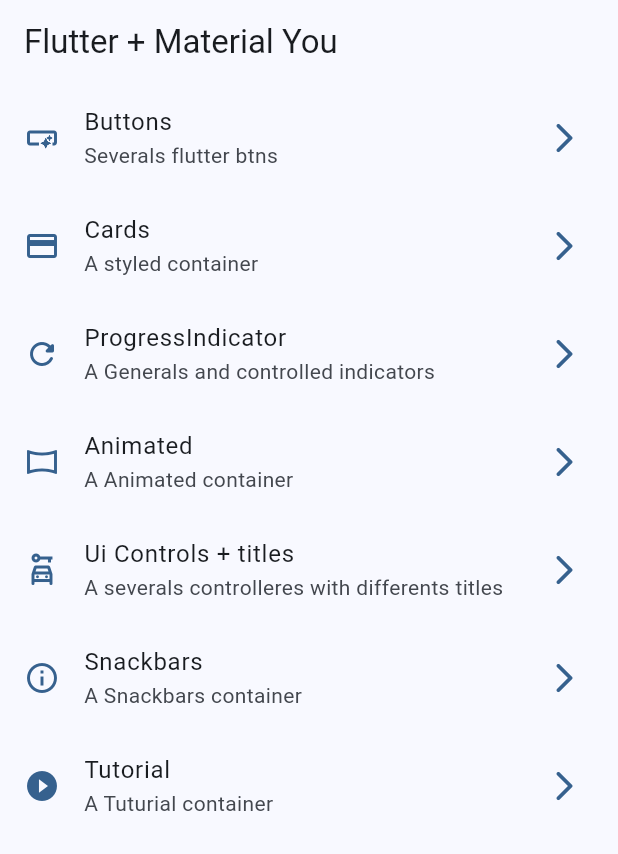
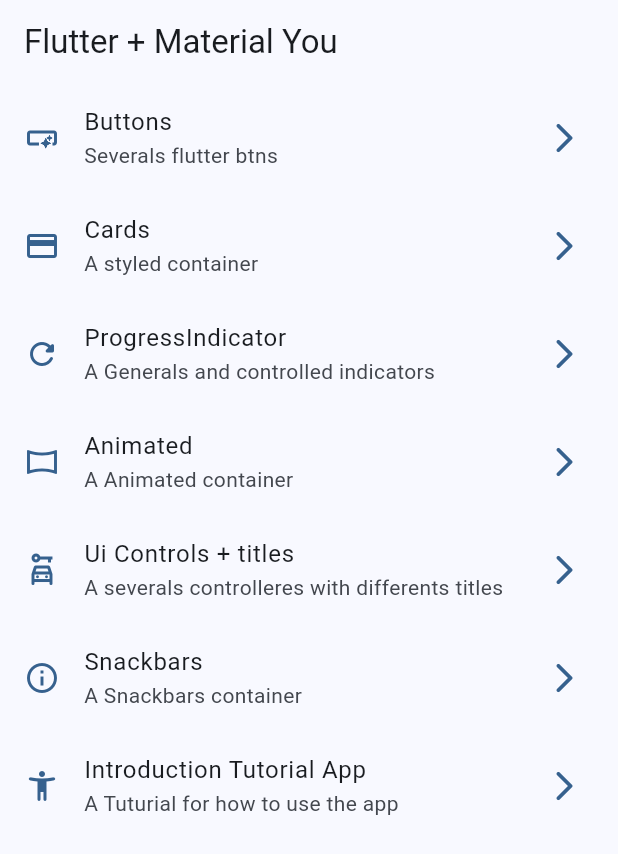
Before and after one commit to rabindranathfv/widget_app, a Flutter app: the screen it shows after launch, on a phone screen of 412 x 824 dp. Shown: the top 854 px of the screen. Run offline on Flutter 3.47's test engine with Material 3 defaults, Android fonts, the phone set to English and light mode, and no system bars; our stand-ins replace go_router.

Commit message:
add config for assets and tutorial images

```diff
--- a/lib/config/menu/menu_items.dart
+++ b/lib/config/menu/menu_items.dart
@@ -46,8 +46,8 @@
       link: '/snackbars',
       icon: Icons.info_outline),
   MenuItem(
-      title: 'Tutorial',
-      subTitle: 'A Tuturial container',
+      title: 'Introduction Tutorial App',
+      subTitle: 'A Tuturial for how to use the app',
       link: '/tutorial',
-      icon: Icons.play_circle_fill_sharp)
+      icon: Icons.accessibility_new_rounded)
 ];
--- a/pubspec.yaml
+++ b/pubspec.yaml
@@ -18,3 +18,6 @@
 
 flutter:
   uses-material-design: true
+
+assets:
+  - assets/images/
```
Also changed, not shown: assets/images/1.png (added), assets/images/2.png (added), assets/images/3.png (added), assets/images/jar-loading.gif (added).
